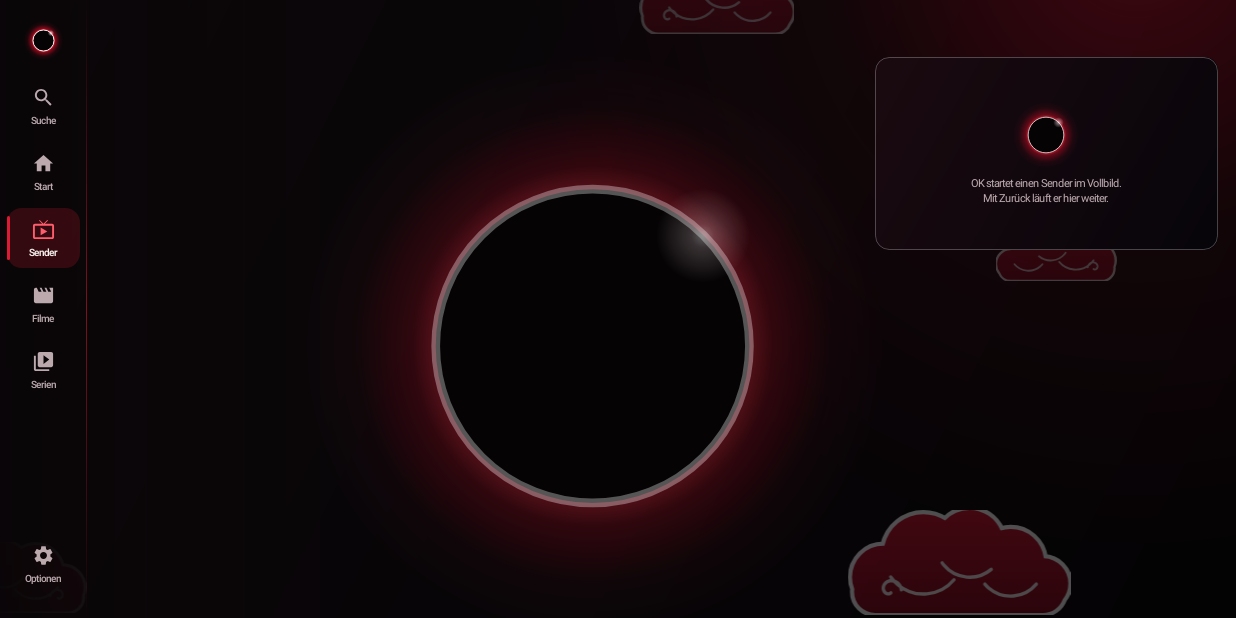
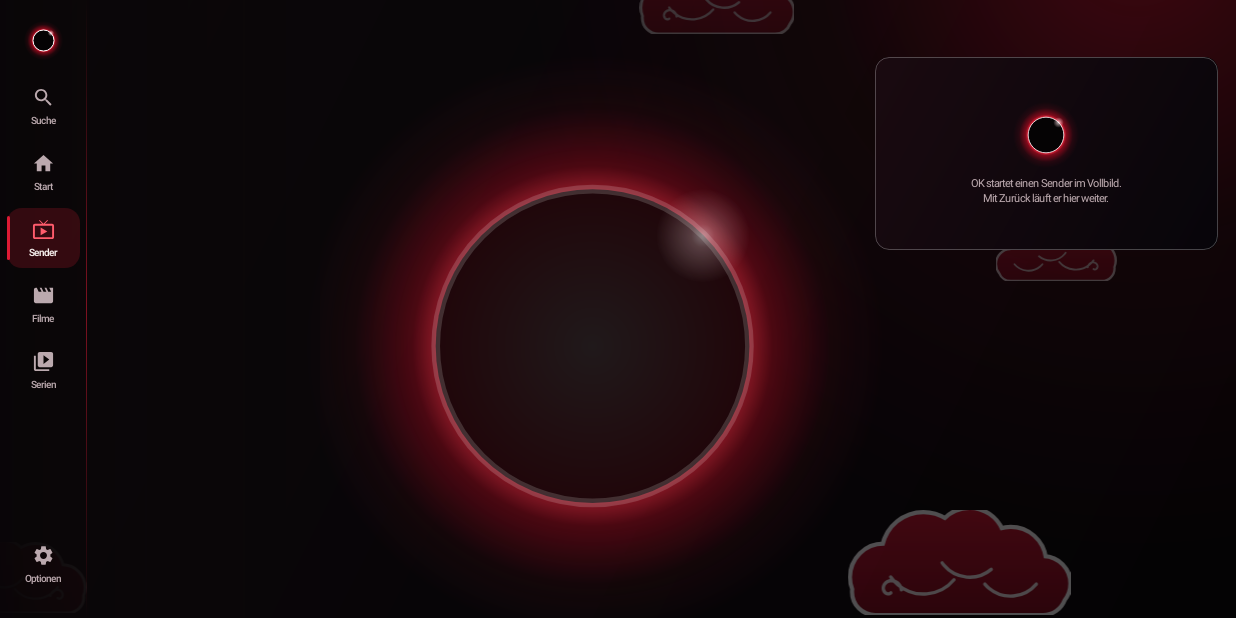
Before and after one commit to BradonjaDev/eclipse-iptv, an Android app: the MainActivity screen opened directly, with no data from a screen before it, after a tap on "Sender", on a phone screen of 824 x 412 dp (held sideways). Run offline under Robolectric (Android 15) with nearby library versions, the phone set to English and light mode, and no system bars; pictures from the network do not load; 2 other taps on this screen came first.

Commit message:
Fokus auf Postern sichtbar, Hintergrund-Finsternis weicher, Startfokus
Co-Authored-By: Claude Opus 5.5 <noreply@anthropic.com>

```diff
--- a/app/src/main/java/de/eclipseiptv/DetailActivity.java
+++ b/app/src/main/java/de/eclipseiptv/DetailActivity.java
@@ -563,6 +563,7 @@ public final class DetailActivity extends Activity {
             h.c.setGravity(Gravity.CENTER);
             l.addView(h.c, new LinearLayout.LayoutParams(Ui.dp(40), ViewGroup.LayoutParams.WRAP_CONTENT));
             LinearLayout texts = new LinearLayout(c);
+            texts.setDuplicateParentStateEnabled(true);
             texts.setOrientation(LinearLayout.VERTICAL);
             h.a = Ui.line(c, 12.5f, Ui.TEXT, false);
             h.a.setTextColor(Ui.rowText(Ui.TEXT));
--- a/app/src/main/java/de/eclipseiptv/SetupActivity.java
+++ b/app/src/main/java/de/eclipseiptv/SetupActivity.java
@@ -289,6 +289,7 @@ public final class SetupActivity extends Activity implements Sync.Listener, Setu
         r.setFocusable(true);
         r.setClickable(true);
         LinearLayout texts = new LinearLayout(this);
+        texts.setDuplicateParentStateEnabled(true);
         texts.setOrientation(LinearLayout.VERTICAL);
         TextView n = Ui.line(this, 13f, Ui.TEXT, false);
         n.setTextColor(Ui.rowText(Ui.TEXT));
--- a/app/src/main/java/de/eclipseiptv/ui/Cards.java
+++ b/app/src/main/java/de/eclipseiptv/ui/Cards.java
@@ -179,6 +179,7 @@ public final class Cards extends RecyclerView.Adapter<Cards.H> {
         H h = new H(l);
 
         FrameLayout box = new FrameLayout(c);
+        box.setDuplicateParentStateEnabled(true);
         box.setBackground(Ui.rect(Ui.SURFACE2, 7));
         Ui.round(box, 7);
         h.fallback = Ui.text(c, poster ? 10f : 10.5f, Ui.DIM, true);
--- a/app/src/main/java/de/eclipseiptv/ui/EclipseView.java
+++ b/app/src/main/java/de/eclipseiptv/ui/EclipseView.java
@@ -57,15 +57,17 @@ public final class EclipseView extends View {
                 r = b.height() * place[2];
             }
             if (r <= 0) return;
-            int a = Math.round(255 * intensity);
+            // Bei gedaempfter Darstellung bleibt das rote Leuchten kraeftiger als der weisse Ring.
+            int a = Math.round(255 * Math.min(1f, intensity * 1.7f));
             glow.setShader(new RadialGradient(cx, cy, r, new int[]{0xFFFFD6DA, 0xFFFF2B42, 0xB0B00A20, 0x307E0A1B, 0x007E0A1B},
                     new float[]{0f, 0.52f, 0.62f, 0.82f, 1f}, Shader.TileMode.CLAMP));
             glow.setAlpha(a);
             rim.setStrokeWidth(Math.max(1f, r * 0.03f));
-            rim.setAlpha(Math.round(a * 0.95f));
+            rim.setAlpha(Math.round(255 * Math.min(1f, intensity * intensity * 1.4f)));
+            disc.setAlpha(Math.round(255 * Math.min(1f, intensity * 2.4f)));
             float sx = cx + r * 0.38f, sy = cy - r * 0.38f, sr = r * 0.16f;
             spark.setShader(new RadialGradient(sx, sy, sr, new int[]{0xFFFFFFFF, 0x99FFE4E8, 0x00FFFFFF}, new float[]{0f, 0.25f, 1f}, Shader.TileMode.CLAMP));
-            spark.setAlpha(a);
+            spark.setAlpha(Math.round(255 * Math.min(1f, intensity * 1.2f)));
         }
 
         @Override
--- a/app/src/main/java/de/eclipseiptv/ui/SettingsView.java
+++ b/app/src/main/java/de/eclipseiptv/ui/SettingsView.java
@@ -166,6 +166,7 @@ public final class SettingsView extends ScrollView implements Section {
         r.setFocusable(true);
         r.setClickable(action != null);
         LinearLayout texts = new LinearLayout(c);
+        texts.setDuplicateParentStateEnabled(true);
         texts.setOrientation(LinearLayout.VERTICAL);
         TextView t = Ui.line(c, 13f, Ui.TEXT, false);
         t.setTextColor(Ui.rowText(Ui.TEXT));
```
Also changed, not shown: app/src/main/java/de/eclipseiptv/MainActivity.java (+8 -0 lines).
